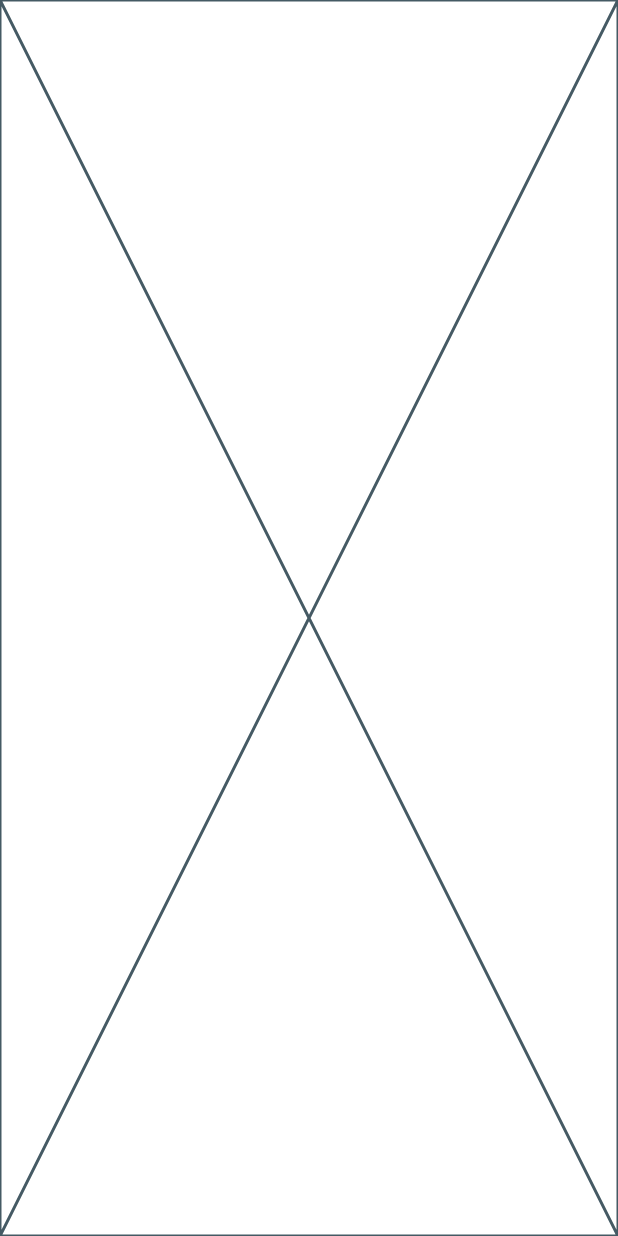
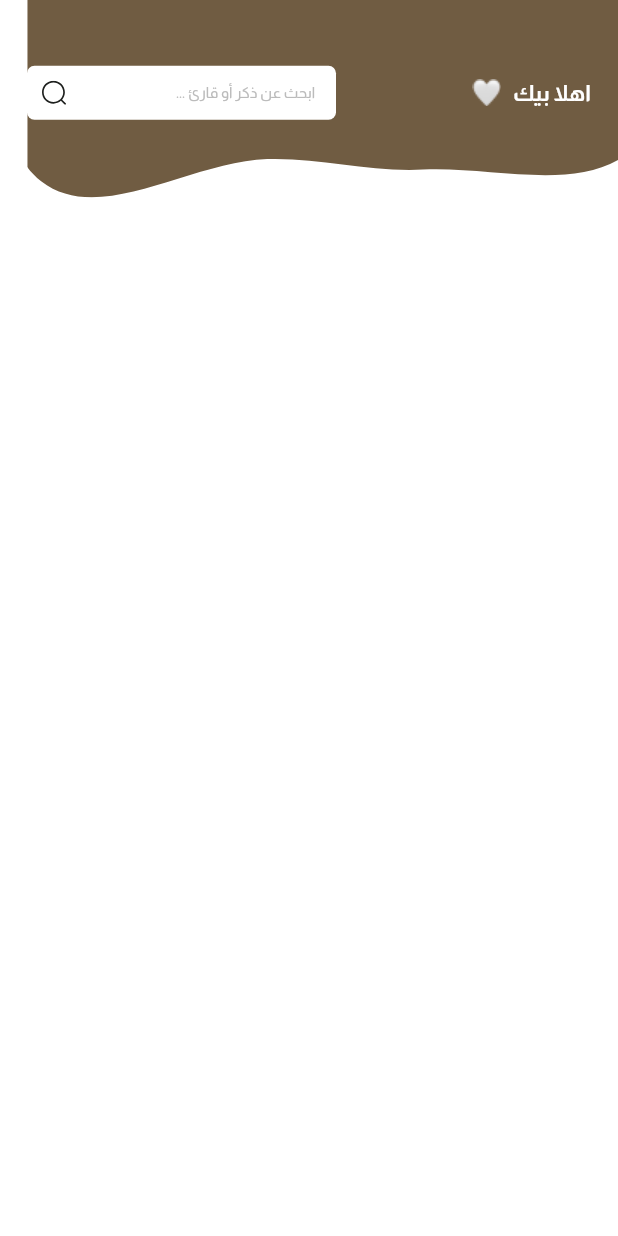
Before and after one commit to gelkomyy/fazakir, a Flutter app: the screen it shows after launch, after a tap on "فذكر", on a phone screen of 412 x 824 dp. Run offline on Flutter 3.47's test engine with Material 3 defaults, Android fonts, the phone set to English and light mode, and no system bars; our stand-ins replace flutter_svg, get_it, shared_preferences.

Commit message:
Refactor HomeView to include HomeViewBody and HomeViewBodyHeader widgets
- Introduce HomeViewBody widget to encapsulate the main body of the HomeView, enhancing modularity and readability.
- Implement HomeViewBodyHeader widget to manage the header section of the HomeView, including search functionality and welcome message.
- Update HomeView to use SafeArea and include the newly created HomeViewBody widget for better layout management.
- Ensure all new widgets are properly imported and integrated into the HomeView structure.

```diff
--- a/lib/Features/home/presentation/views/home_view.dart
+++ b/lib/Features/home/presentation/views/home_view.dart
@@ -1,3 +1,4 @@
+import 'package:fazakir/Features/home/presentation/views/widgets/home_view_body.dart';
 import 'package:flutter/material.dart';
 
 class HomeView extends StatelessWidget {
@@ -7,6 +8,8 @@ class HomeView extends StatelessWidget {
 
   @override
   Widget build(BuildContext context) {
-    return const Placeholder();
+    return const Scaffold(
+      body: SafeArea(child: HomeViewBody()),
+    );
   }
 }
--- /dev/null
+++ b/lib/Features/home/presentation/views/widgets/home_view_body.dart
@@ -0,0 +1,18 @@
+import 'package:fazakir/Features/home/presentation/views/widgets/home_view_body_header.dart';
+
+import 'package:flutter/material.dart';
+
+class HomeViewBody extends StatelessWidget {
+  const HomeViewBody({super.key});
+
+  @override
+  Widget build(BuildContext context) {
+    return const Column(
+      crossAxisAlignment: CrossAxisAlignment.stretch,
+      mainAxisSize: MainAxisSize.min,
+      children: [
+        HomeViewBodyHeader(),
+      ],
+    );
+  }
+}
--- /dev/null
+++ b/lib/Features/home/presentation/views/widgets/home_view_body_header.dart
@@ -0,0 +1,65 @@
+import 'package:fazakir/core/utils/app_assets.dart';
+import 'package:fazakir/core/utils/app_font_styles.dart';
+import 'package:fazakir/core/widgets/custom_text_field.dart';
+import 'package:flutter/material.dart';
+import 'package:flutter_svg/flutter_svg.dart';
+
+class HomeViewBodyHeader extends StatelessWidget {
+  const HomeViewBodyHeader({
+    super.key,
+  });
+
+  @override
+  Widget build(BuildContext context) {
+    return Stack(
+      alignment: AlignmentDirectional.bottomStart,
+      clipBehavior: Clip.antiAlias,
+      children: [
+        SvgPicture.asset(
+          Assets.assetsImagesHomeHeaderShapeSvg,
+          fit: BoxFit.fill,
+          height: MediaQuery.sizeOf(context).height * 0.16,
+          alignment: Alignment.topCenter,
+        ),
+        PositionedDirectional(
+          bottom: 52,
+          start: 0,
+          end: 0,
+          child: Padding(
+            padding: const EdgeInsets.symmetric(
+              horizontal: 18,
+            ),
+            child: Row(
+              mainAxisSize: MainAxisSize.min,
+              mainAxisAlignment: MainAxisAlignment.spaceBetween,
+              children: [
+                Row(
+                  mainAxisSize: MainAxisSize.min,
+                  children: [
+                    Text(
+                      'اهلا بيك',
+                      textAlign: TextAlign.right,
+                      style: AppFontStyles.styleBold16(context).copyWith(
+                        fontFamily: 'Almarai',
+                        color: Colors.white,
+                      ),
+                    ),
+                    const SizedBox(width: 8),
+                    Image.asset(Assets.assetsImagesWhiteHeart),
+                  ],
+                ),
+                SizedBox(
+                  width: MediaQuery.sizeOf(context).width * 0.5,
+                  height: 36,
+                  child: const CustomTextField(
+                    hintText: 'ابحث عن ذكر أو قارئ ...',
+                  ),
+                ),
+              ],
+            ),
+          ),
+        ),
+      ],
+    );
+  }
+}
```
